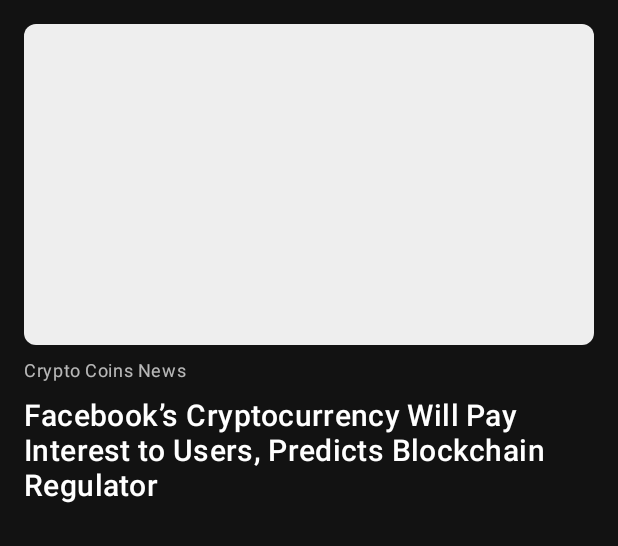
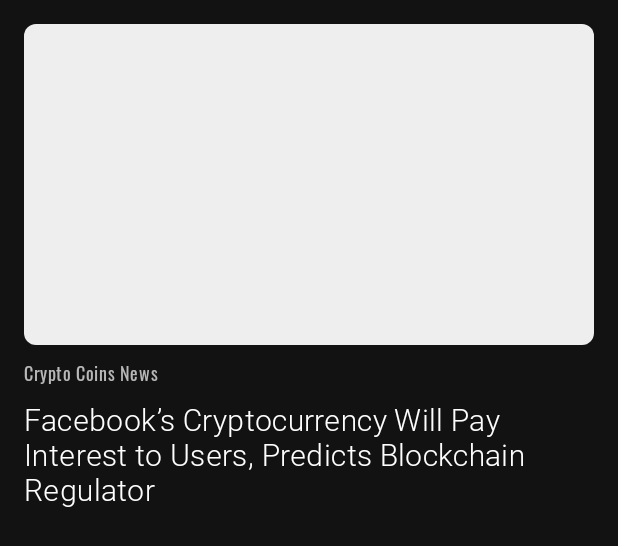
Before and after one commit to moallemi/NewsCards, an Android app: the layout item_article_item.xml on its own in the app's theme, with its tools: preview values and no code run, on a phone screen of 412 x 824 dp. Shown: the top 546 px of the screen. Run offline under Robolectric (Android 15) with nearby library versions, the phone set to English and light mode, and no system bars; network calls fail.

Commit message:
use roboto and oswald font in UI

```diff
--- /dev/null
+++ b/app/src/main/res/font/oswald.xml
@@ -0,0 +1,35 @@
+<?xml version="1.0" encoding="utf-8"?>
+<font-family xmlns:tools="http://schemas.android.com/tools"
+    xmlns:android="http://schemas.android.com/apk/res/android"
+    xmlns:app="http://schemas.android.com/apk/res-auto">
+
+    <font
+        android:font="@font/oswald_regular"
+        android:fontStyle="normal"
+        android:fontWeight="400"
+
+        app:font="@font/oswald_regular"
+        app:fontStyle="normal"
+        app:fontWeight="400"
+        tools:targetApi="o" />
+
+    <font
+        android:font="@font/oswald_extra_light"
+        android:fontStyle="italic"
+        android:fontWeight="400"
+
+        app:font="@font/oswald_medium"
+        app:fontStyle="italic"
+        app:fontWeight="400"
+        tools:targetApi="o" />
+
+    <font
+        android:font="@font/oswald_medium"
+        android:fontStyle="normal"
+        android:fontWeight="700"
+
+        app:font="@font/oswald_medium"
+        app:fontStyle="normal"
+        app:fontWeight="700"
+        tools:targetApi="o" />
+</font-family>
--- /dev/null
+++ b/app/src/main/res/font/roboto.xml
@@ -0,0 +1,35 @@
+<?xml version="1.0" encoding="utf-8"?>
+<font-family xmlns:tools="http://schemas.android.com/tools"
+    xmlns:android="http://schemas.android.com/apk/res/android"
+    xmlns:app="http://schemas.android.com/apk/res-auto">
+
+    <font
+        android:font="@font/roboto_light"
+        android:fontStyle="normal"
+        android:fontWeight="400"
+
+        app:font="@font/roboto_light"
+        app:fontStyle="normal"
+        app:fontWeight="400"
+        tools:targetApi="o" />
+
+    <font
+        android:font="@font/roboto_light_italic"
+        android:fontStyle="italic"
+        android:fontWeight="400"
+
+        app:font="@font/roboto_light_italic"
+        app:fontStyle="italic"
+        app:fontWeight="400"
+        tools:targetApi="o" />
+
+    <font
+        android:font="@font/roboto_bold"
+        android:fontStyle="normal"
+        android:fontWeight="700"
+
+        app:font="@font/roboto_bold"
+        app:fontStyle="normal"
+        app:fontWeight="700"
+        tools:targetApi="o" />
+</font-family>
--- a/app/src/main/res/values-night/themes.xml
+++ b/app/src/main/res/values-night/themes.xml
@@ -7,6 +7,8 @@
         <item name="colorPrimaryVariant">@color/grey_dark</item>
         <item name="colorAccent">@color/accentColor</item>
         <item name="colorOnPrimary">@color/white</item>
+        <item name="fontFamily">@font/roboto</item>
+        <item name="android:fontFamily">@font/roboto</item>
         <!-- Status bar color. -->
         <item name="android:statusBarColor" tools:targetApi="l">?attr/colorPrimaryVariant</item>
         <item name="android:navigationBarColor">?attr/colorPrimary</item>
--- a/app/src/main/res/values/themes.xml
+++ b/app/src/main/res/values/themes.xml
@@ -7,6 +7,8 @@
         <item name="colorPrimaryVariant">@color/white</item>
         <item name="colorAccent">@color/accentColor</item>
         <item name="colorOnPrimary">@color/black</item>
+        <item name="fontFamily">@font/roboto</item>
+        <item name="android:fontFamily">@font/roboto</item>
         <!-- Status bar color. -->
         <item name="android:statusBarColor" tools:targetApi="l">?attr/colorPrimaryVariant</item>
         <item name="android:windowLightStatusBar">true</item>
@@ -15,7 +17,10 @@
         <!-- Customize your theme here. -->
     </style>
 
-    <style name="Theme.Item.Source" parent="TextAppearance.MaterialComponents.Caption"/>
+    <style name="Theme.Item.Source" parent="TextAppearance.MaterialComponents.Caption">
+        <item name="android:fontFamily">@font/oswald</item>
+        <item name="fontFamily">@font/oswald</item>
+    </style>
 
     <style name="Theme.Item.HeadLine" parent="TextAppearance.MaterialComponents.Headline6"/>
 
```
Also changed, not shown: app/src/main/res/font/oswald_extra_light.ttf (added), app/src/main/res/font/oswald_medium.ttf (added), app/src/main/res/font/oswald_regular.ttf (added), app/src/main/res/font/roboto_bold.ttf (added), app/src/main/res/font/roboto_light.ttf (added), app/src/main/res/font/roboto_light_italic.ttf (added).
